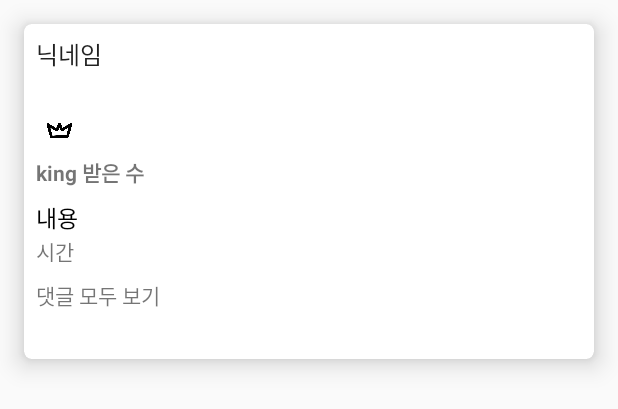
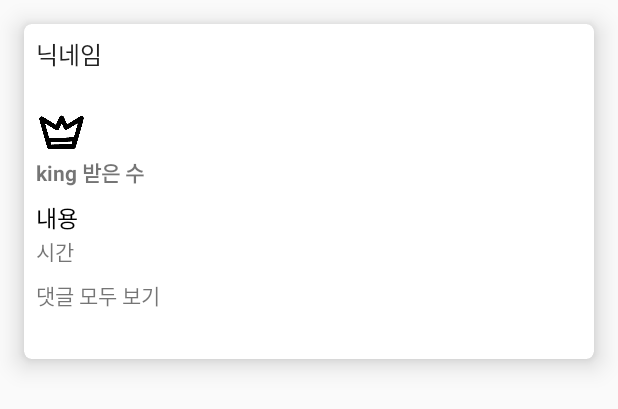
Before and after one commit to RendarCP/prj-Kingstagram, an Android app: the layout cardview_detail.xml on its own in the app's theme, with its tools: preview values and no code run, on a phone screen of 412 x 824 dp. Shown: the top 409 px of the screen. Run offline under Robolectric (Android 15) with nearby library versions, the phone set to English and light mode, and no system bars.

Commit message:
king image

```diff
--- a/app/src/main/java/kr/ac/kpu/kingstagram/CommentView.kt
+++ b/app/src/main/java/kr/ac/kpu/kingstagram/CommentView.kt
@@ -1,4 +1,8 @@
 package kr.ac.kpu.kingstagram
+
+import com.google.firebase.Timestamp
+import java.util.*
+import kotlin.collections.ArrayList
 
 class CommentView {
     var nickname: String
--- a/app/src/main/java/kr/ac/kpu/kingstagram/EditProfileActivity.kt
+++ b/app/src/main/java/kr/ac/kpu/kingstagram/EditProfileActivity.kt
@@ -97,6 +97,7 @@ class EditProfileActivity : AppCompatActivity() {
         }
     }
 
+
     fun testData(filepath:Uri?) {
         Toast.makeText(this, "함수안에 도착", Toast.LENGTH_SHORT).show()
         if (filepath != null) {
@@ -124,6 +125,8 @@ class EditProfileActivity : AppCompatActivity() {
                 }
         }
     }
+
+
 
 
     private fun updateData(filepath: Uri?) {
--- a/app/src/main/java/kr/ac/kpu/kingstagram/navigation/DetailViewFragment.kt
+++ b/app/src/main/java/kr/ac/kpu/kingstagram/navigation/DetailViewFragment.kt
@@ -116,9 +116,9 @@ class DetailViewFragment : Fragment() {
                 for (i in contentList!![p1].kings.keys) {
                     if (user?.uid == i) {
                         if (contentList!![p1].kings[i] ?: error(""))
-                            viewholder.card_view_detail_kingImg.setImageResource(R.drawable.on_king)
+                            viewholder.card_view_detail_kingImg.setImageResource(R.drawable.kingking)
                         else
-                            viewholder.card_view_detail_kingImg.setImageResource(R.drawable.not_king)
+                            viewholder.card_view_detail_kingImg.setImageResource(R.drawable.no_king)
                     }
             }
 
@@ -143,6 +143,8 @@ class DetailViewFragment : Fragment() {
                 var intent = Intent(context, CommentsActivity::class.java)
                 intent.putExtra("userId", contentList!![p1].userId)
                 intent.putExtra("content", contentList!![p1].content)
+                intent.putExtra("date", dateForm.format(contentList!![p1].date.toDate()))
+                intent.putExtra("tag", contentList!![p1].tag)
                 intent.putExtra("uid", contentUidList!![p1])
                 //intent.putExtra("comments", contentList!![p1].comments as HashMap<String, String>)
                 startActivity(intent)
--- a/app/src/main/java/kr/ac/kpu/kingstagram/navigation/SearchFragment.kt
+++ b/app/src/main/java/kr/ac/kpu/kingstagram/navigation/SearchFragment.kt
@@ -104,11 +104,13 @@ class SearchFragment : Fragment() {
         var contentUidList: ArrayList<String> = arrayListOf()
 
         init {
+            val user = Firebase.auth.currentUser
             firestore?.collection("users")
                 ?.addSnapshotListener { querySnapshot, firebaseFirestoreException ->
                     contentList.clear()
                     contentUidList.clear()
                     for (snapshot in querySnapshot!!.documents) {
+                        if(snapshot.id != user?.uid) {
                             val imgUrl: String = snapshot.data?.get("imageUrl") as String
                             val name: String = snapshot.data?.get("name") as String
                             val nickname: String = snapshot.data?.get("nickName") as String
@@ -116,6 +118,7 @@ class SearchFragment : Fragment() {
                                 if (nickname.contains(text)) {
                                     contentList.add(SearchView(imgUrl, nickname, name))
                                     contentUidList.add(snapshot.id)
+                                }
                             }
                         }
                     }
--- a/app/src/main/res/layout/cardview_detail.xml
+++ b/app/src/main/res/layout/cardview_detail.xml
@@ -37,24 +37,42 @@
             android:paddingStart="8dp"
             android:paddingEnd="8dp"
             android:adjustViewBounds="true"
-            card_view:layout_constraintBottom_toTopOf="@id/card_view_detail_kingImg"
+            card_view:layout_constraintBottom_toTopOf="@id/card_view_detail_kingImg_layout"
             card_view:layout_constraintStart_toStartOf="parent"
             card_view:layout_constraintEnd_toEndOf="parent"
             card_view:layout_constraintTop_toBottomOf="@id/card_view_detail_titleView"
             card_view:layout_constraintVertical_bias="0.5" />
 
-        <ImageView
-            android:id="@+id/card_view_detail_kingImg"
-            android:layout_width="32dp"
+        <LinearLayout
+            android:id="@+id/card_view_detail_kingImg_layout"
+            android:layout_width="match_parent"
             android:layout_height="32dp"
             android:layout_marginStart="8dp"
             android:layout_marginTop="8dp"
-            android:clickable="true"
-            android:src="@drawable/not_king"
+            android:orientation="horizontal"
             card_view:layout_constraintBottom_toTopOf="@id/card_view_detail_kingView"
             card_view:layout_constraintStart_toStartOf="parent"
             card_view:layout_constraintTop_toBottomOf="@id/card_view_detail_imageView"
-            card_view:layout_constraintVertical_bias="0.0" />
+            card_view:layout_constraintVertical_bias="0.0">
+
+            <ImageView
+                android:id="@+id/card_view_detail_kingImg"
+                android:layout_width="32dp"
+                android:layout_height="32dp"
+                android:layout_marginEnd="16dp"
+                android:clickable="true"
+                android:src="@drawable/no_king"/>
+
+            <ImageView
+                android:id="@+id/card_view_detail_sad_kingImg"
+                android:layout_width="32dp"
+                android:layout_height="32dp"
+                android:clickable="true"
+                android:visibility="invisible"
+                android:src="@drawable/happy_king"/>
+
+
+        </LinearLayout>
 
         <TextView
             android:id="@+id/card_view_detail_kingView"
@@ -65,7 +83,7 @@
             android:textStyle="bold"
             card_view:layout_constraintBottom_toTopOf="@id/card_view_detail_contentView"
             card_view:layout_constraintStart_toStartOf="parent"
-            card_view:layout_constraintTop_toBottomOf="@+id/card_view_detail_kingImg"
+            card_view:layout_constraintTop_toBottomOf="@+id/card_view_detail_kingImg_layout"
             card_view:layout_constraintVertical_bias="0.102" />
 
         <TextView
```
Also changed, not shown: app/src/main/java/kr/ac/kpu/kingstagram/CommentsActivity.kt (+12 -0 lines), app/src/main/java/kr/ac/kpu/kingstagram/navigation/UserFragment.kt (+0 -17 lines), app/src/main/res/layout/activity_comments.xml (+6 -5 lines), app/src/main/res/drawable-v24/happy_king.png (added), app/src/main/res/drawable-v24/kingking.png (added), app/src/main/res/drawable-v24/no_king.png (added), app/src/main/res/drawable-v24/sad_king.png (added). Lines whose indentation alone changed are shown as unchanged.
